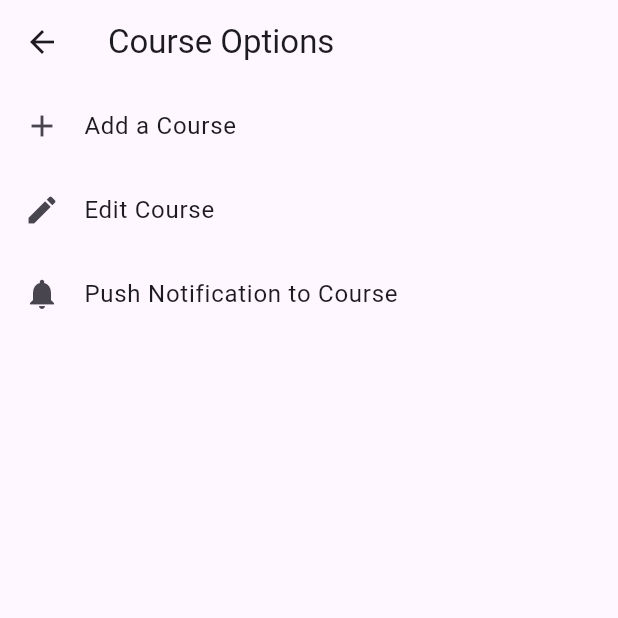
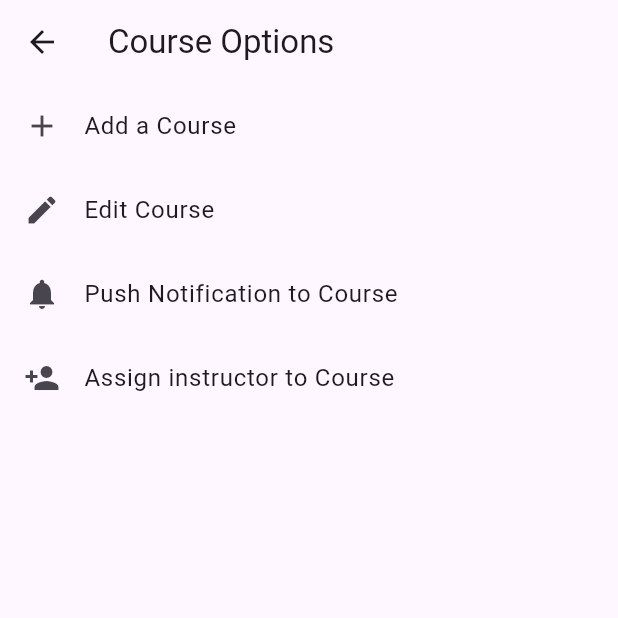
Before and after one commit to Omar073/BankingSystem-LinkedList, a Flutter app: the AdminPanel screen opened directly, on a phone screen of 412 x 824 dp, the top half of it. Run offline on Flutter 3.47's test engine with Material 3 defaults, Android fonts, the phone set to English and light mode, and no system bars; our stand-ins replace flashy_tab_bar2, flutter_pw_validator, flutter_spinkit; accounts and stored records are empty.

Commit message:
edited course item

```diff
--- a/lib/Classes/User.dart
+++ b/lib/Classes/User.dart
@@ -39,10 +39,14 @@ class User{ // TODO: make abstract?
 
   // Function to view all courses offered in a specific center
   void viewCoursesInCenter(List<Course> allCourses, myCenter center) {
+    if (kDebugMode) {
       print("Courses offered at ${center.centerName}:");
+    }
     for (var course in allCourses) {
       if (course.availableCenters.contains(center)) {
+        if (kDebugMode) {
           print("${course.courseName} - ${course.courseDescription}");
+        }
       }
     }
   }
@@ -58,11 +62,13 @@ class User{ // TODO: make abstract?
   }
 
   void viewCourseDetails(Course course) {
+    if (kDebugMode) {
       print("Course Details for ${course.courseName}:");
       print("Description: ${course.courseDescription}");
       print("Instructor: ${course.assignedInstructor.name}");
       print("Start Date: ${course.startDate}");
       print("End Date: ${course.endDate}");
+    }
     // Add more details as needed.
   }
 
--- a/lib/adminPage/adminPanel.dart
+++ b/lib/adminPage/adminPanel.dart
@@ -7,14 +7,14 @@ class AdminPanel extends StatelessWidget {
   Widget build(BuildContext context) {
     return Scaffold(
       appBar: AppBar(
-        title: Text('Course Options'),
+        title: const Text('Course Options'),
       ),
       body: Column(
         crossAxisAlignment: CrossAxisAlignment.stretch,
         children: [
           ListTile(
-            leading: Icon(Icons.add),
-            title: Text('Add a Course'),
+            leading: const Icon(Icons.add),
+            title: const Text('Add a Course'),
             onTap: () {
               // navigate to AddCoursePage
               // Navigator.of(context).push(
@@ -25,8 +25,8 @@ class AdminPanel extends StatelessWidget {
             },
           ),
           ListTile(
-            leading: Icon(Icons.edit),
-            title: Text('Edit Course'),
+            leading: const Icon(Icons.edit),
+            title: const Text('Edit Course'),
             onTap: () {
               // Handle Edit Course option
               // navigate to AddCoursePage
@@ -38,8 +38,20 @@ class AdminPanel extends StatelessWidget {
             },
           ),
           ListTile(
-            leading: Icon(Icons.notifications),
-            title: Text('Push Notification to Course'),
+            leading: const Icon(Icons.notifications),
+            title: const Text('Push Notification to Course'),
+            onTap: () {
+              // Navigator.of(context).push(
+              //   MaterialPageRoute(
+              //     builder: (context) => PushNotification(),
+              //   ),
+              // );
+              // Handle Push Notification option
+            },
+          ),
+          ListTile(
+            leading: const Icon(Icons.person_add),
+            title: const Text('Assign instructor to Course'),
             onTap: () {
               // Navigator.of(context).push(
               //   MaterialPageRoute(
--- a/lib/pages/CourseInfo.dart
+++ b/lib/pages/CourseInfo.dart
@@ -11,8 +11,8 @@ class CourseInfo extends StatelessWidget {
     required this.courseName,
     required this.courseCode,
     required this.isCourseFollowed,
-    Key? key,
-  }) : super(key: key);
+    super.key,
+  });
 
   @override
   Widget build(BuildContext context) {
--- a/lib/pages/SignUp.dart
+++ b/lib/pages/SignUp.dart
@@ -1,4 +1,4 @@
-import 'package:ClassMate/widgets/loading.dart';
+import 'package:ClassMate/Custom widgets/loading.dart';
 import 'package:flutter/material.dart';
 import 'package:flutter_pw_validator/flutter_pw_validator.dart';
 
```
Also changed, not shown: lib/Classes/Student.dart (+6 -2 lines), lib/Custom widgets/CourseCard.dart (renamed from lib/widgets/CourseItem.dart, +24 -16 lines), lib/pages/SearchCourses.dart (+14 -14 lines), lib/Custom widgets/loading.dart (renamed from lib/widgets/loading.dart), 2 other files. Lines whose indentation alone changed are shown as unchanged.
